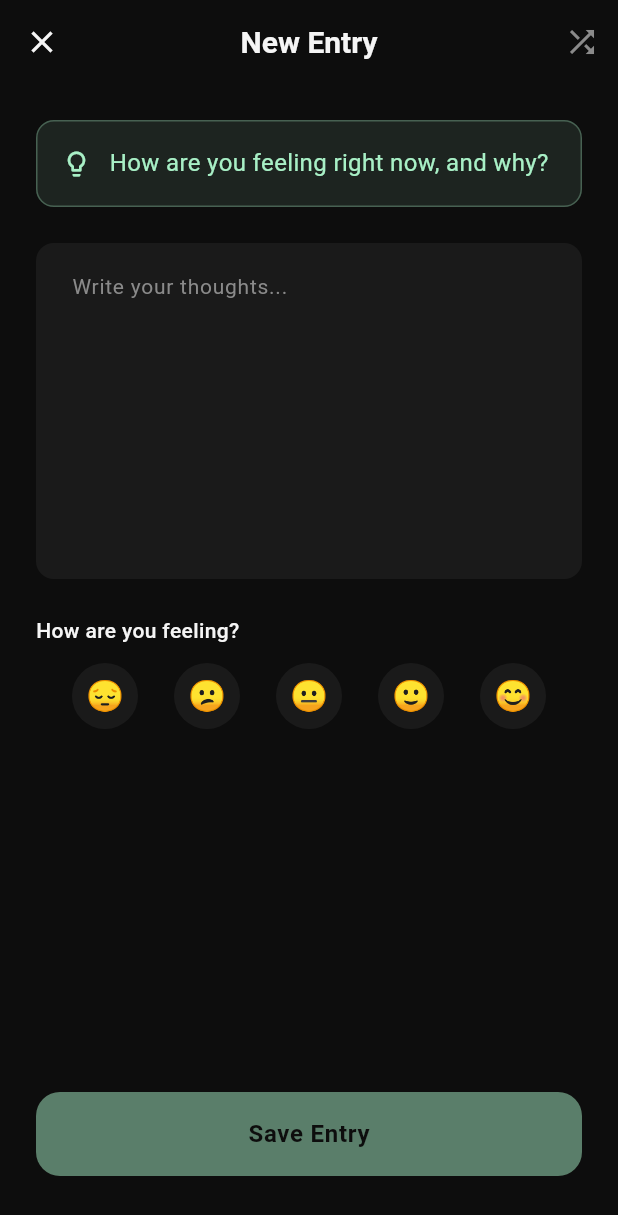
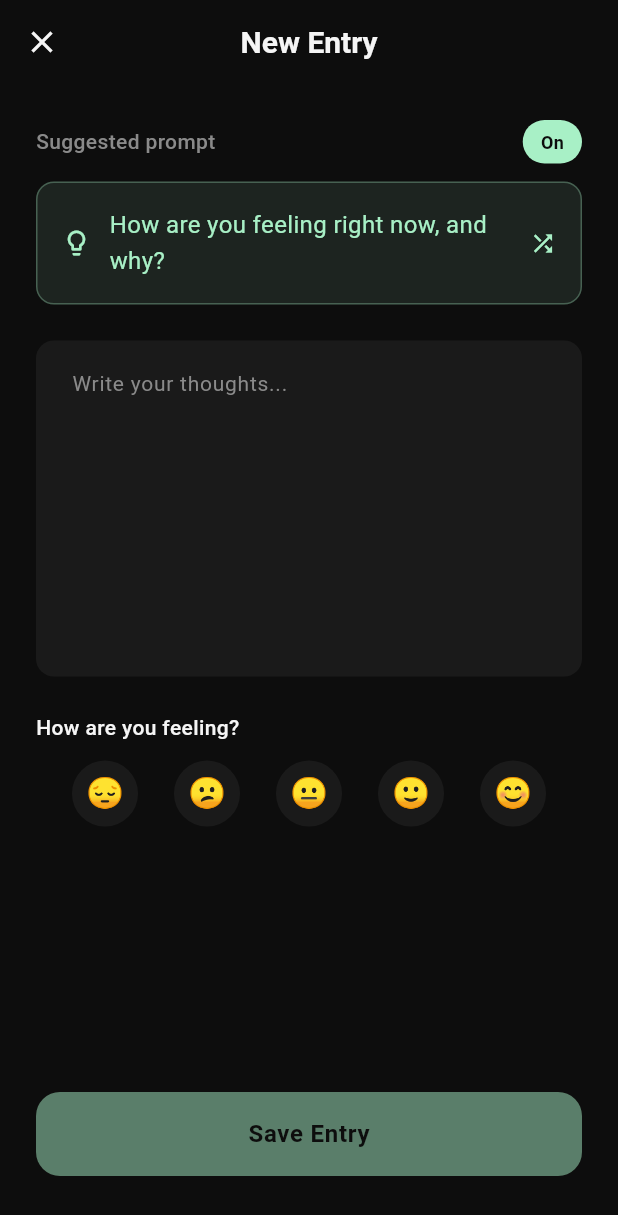
Before and after one commit to harshitpandita/stillspace, a Flutter app: the JournalEntryScreen screen opened directly, on a phone screen of 412 x 824 dp. Shown: the top 1215 px of the screen. Run offline on Flutter 3.47's test engine with Material 3 defaults, Android fonts, the phone set to English and light mode, and no system bars; our stand-ins replace firebase_core, hive_flutter; accounts and stored records are empty.

Commit message:
improve journal: tappable entries with detail view, optional prompt toggle

```diff
--- a/lib/features/journal/screens/journal_entry_screen.dart
+++ b/lib/features/journal/screens/journal_entry_screen.dart
@@ -1,4 +1,4 @@
-// Journal entry screen - create new journal entry with prompt selection
+// Journal entry screen - create new journal entry with optional prompt
 import 'dart:math';
 import 'package:flutter/material.dart';
 import 'package:provider/provider.dart';
@@ -18,14 +18,15 @@ class JournalEntryScreen extends StatefulWidget {
 
 class _JournalEntryScreenState extends State<JournalEntryScreen> {
   final TextEditingController _contentController = TextEditingController();
-  late String _selectedPrompt;
+  late String _suggestedPrompt;
+  bool _usePrompt = true;
   int? _selectedMood;
   bool _isSaving = false;
 
   @override
   void initState() {
     super.initState();
-    _selectedPrompt = _getRandomPrompt();
+    _suggestedPrompt = _getRandomPrompt();
   }
 
   @override
@@ -52,13 +53,6 @@ class _JournalEntryScreenState extends State<JournalEntryScreen> {
         ),
         title: const Text('New Entry', style: AppTextStyles.headline3),
         centerTitle: true,
-        actions: [
-          IconButton(
-            icon: const Icon(Icons.shuffle, color: AppColors.textSecondary),
-            onPressed: () => setState(() => _selectedPrompt = _getRandomPrompt()),
-            tooltip: 'New prompt',
-          ),
-        ],
       ),
       body: SafeArea(
         child: LayoutBuilder(
@@ -71,26 +65,7 @@ class _JournalEntryScreenState extends State<JournalEntryScreen> {
                   child: Column(
                     crossAxisAlignment: CrossAxisAlignment.start,
                     children: [
-                      Container(
-                        padding: const EdgeInsets.all(16),
-                        decoration: BoxDecoration(
-                          color: AppColors.primary.withValues(alpha: 0.1),
-                          borderRadius: BorderRadius.circular(12),
-                          border: Border.all(color: AppColors.primary.withValues(alpha: 0.3)),
-                        ),
-                        child: Row(
-                          children: [
-                            const Icon(Icons.lightbulb_outline, color: AppColors.primary, size: 20),
-                            const SizedBox(width: 12),
-                            Expanded(
-                              child: Text(
-                                _selectedPrompt,
-                                style: AppTextStyles.body1.copyWith(color: AppColors.primary),
-                              ),
-                            ),
-                          ],
-                        ),
-                      ),
+                      _buildPromptSection(),
                       const SizedBox(height: 24),
                       TextField(
                         controller: _contentController,
@@ -99,7 +74,9 @@ class _JournalEntryScreenState extends State<JournalEntryScreen> {
                         minLines: 8,
                         textCapitalization: TextCapitalization.sentences,
                         decoration: InputDecoration(
-                          hintText: 'Write your thoughts...',
+                          hintText: _usePrompt
+                              ? 'Write your thoughts...'
+                              : 'What\'s on your mind?',
                           hintStyle: AppTextStyles.body2,
                           filled: true,
                           fillColor: AppColors.surface,
@@ -169,6 +146,69 @@ class _JournalEntryScreenState extends State<JournalEntryScreen> {
     );
   }
 
+  Widget _buildPromptSection() {
+    return Column(
+      crossAxisAlignment: CrossAxisAlignment.start,
+      children: [
+        Row(
+          children: [
+            Text(
+              'Suggested prompt',
+              style: AppTextStyles.label.copyWith(color: AppColors.textSecondary),
+            ),
+            const Spacer(),
+            GestureDetector(
+              onTap: () => setState(() => _usePrompt = !_usePrompt),
+              child: AnimatedContainer(
+                duration: const Duration(milliseconds: 200),
+                padding: const EdgeInsets.symmetric(horizontal: 12, vertical: 6),
+                decoration: BoxDecoration(
+                  color: _usePrompt ? AppColors.primary : AppColors.surface,
+                  borderRadius: BorderRadius.circular(16),
+                ),
+                child: Text(
+                  _usePrompt ? 'On' : 'Off',
+                  style: AppTextStyles.caption.copyWith(
+                    color: _usePrompt ? AppColors.background : AppColors.textSecondary,
+                    fontWeight: FontWeight.w600,
+                  ),
+                ),
+              ),
+            ),
+          ],
+        ),
+        if (_usePrompt) ...[
+          const SizedBox(height: 12),
+          GestureDetector(
+            onTap: () => setState(() => _suggestedPrompt = _getRandomPrompt()),
+            child: Container(
+              padding: const EdgeInsets.all(16),
+              decoration: BoxDecoration(
+                color: AppColors.primary.withValues(alpha: 0.1),
+                borderRadius: BorderRadius.circular(12),
+                border: Border.all(color: AppColors.primary.withValues(alpha: 0.3)),
+              ),
+              child: Row(
+                children: [
+                  const Icon(Icons.lightbulb_outline, color: AppColors.primary, size: 20),
+                  const SizedBox(width: 12),
+                  Expanded(
+                    child: Text(
+                      _suggestedPrompt,
+                      style: AppTextStyles.body1.copyWith(color: AppColors.primary),
+                    ),
+                  ),
+                  const SizedBox(width: 8),
+                  const Icon(Icons.shuffle, color: AppColors.primary, size: 18),
+                ],
+              ),
+            ),
+          ),
+        ],
+      ],
+    );
+  }
+
   Future<void> _saveEntry() async {
     if (_contentController.text.trim().isEmpty) return;
 
@@ -179,7 +219,7 @@ class _JournalEntryScreenState extends State<JournalEntryScreen> {
     final navigator = Navigator.of(context);
 
     await journalProvider.addEntry(
-      prompt: _selectedPrompt,
+      prompt: _usePrompt ? _suggestedPrompt : 'Free write',
       content: _contentController.text.trim(),
       moodScore: _selectedMood,
     );
```
Also changed, not shown: lib/features/journal/screens/journal_screen.dart (+138 -12 lines).
